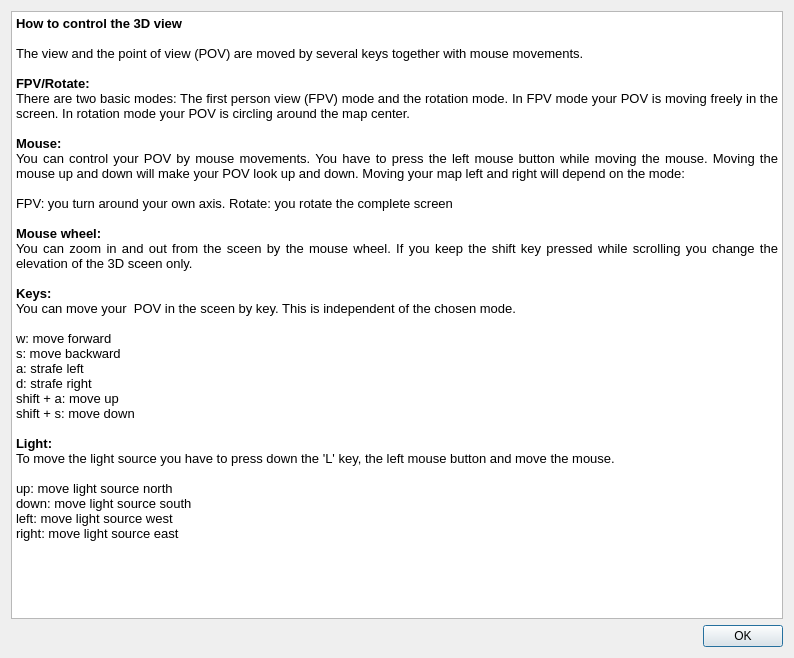
ntruchsess/QLandkarteGT, file src/IDlg3DHelp.ui: the form before one commit.
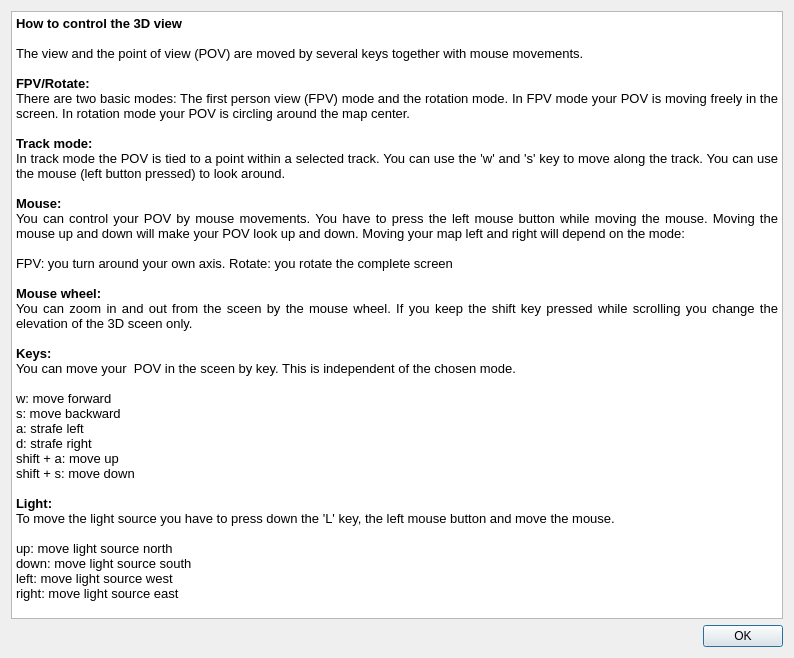
The form after the commit.

Commit message: add annimation to trackmode

```diff
--- a/src/IDlg3DHelp.ui
+++ b/src/IDlg3DHelp.ui
@@ -28,6 +28,9 @@
 &lt;p align=&quot;justify&quot; style=&quot; margin-top:0px; margin-bottom:0px; margin-left:0px; margin-right:0px; -qt-block-indent:0; text-indent:0px;&quot;&gt;&lt;span style=&quot; font-weight:600;&quot;&gt;FPV/Rotate:&lt;/span&gt;&lt;/p&gt;
 &lt;p align=&quot;justify&quot; style=&quot; margin-top:0px; margin-bottom:0px; margin-left:0px; margin-right:0px; -qt-block-indent:0; text-indent:0px;&quot;&gt;There are two basic modes: The first person view (FPV) mode and the rotation mode. In FPV mode your POV is moving freely in the screen. In rotation mode your POV is circling around the map center.&lt;/p&gt;
 &lt;p align=&quot;justify&quot; style=&quot;-qt-paragraph-type:empty; margin-top:0px; margin-bottom:0px; margin-left:0px; margin-right:0px; -qt-block-indent:0; text-indent:0px;&quot;&gt;&lt;/p&gt;
+&lt;p align=&quot;justify&quot; style=&quot; margin-top:0px; margin-bottom:0px; margin-left:0px; margin-right:0px; -qt-block-indent:0; text-indent:0px;&quot;&gt;&lt;span style=&quot; font-weight:600;&quot;&gt;Track mode:&lt;/span&gt;&lt;/p&gt;
+&lt;p align=&quot;justify&quot; style=&quot; margin-top:0px; margin-bottom:0px; margin-left:0px; margin-right:0px; -qt-block-indent:0; text-indent:0px;&quot;&gt;In track mode the POV is tied to a point within a selected track. You can use the 'w' and 's' key to move along the track. You can use the mouse (left button pressed) to look around.&lt;/p&gt;
+&lt;p align=&quot;justify&quot; style=&quot;-qt-paragraph-type:empty; margin-top:0px; margin-bottom:0px; margin-left:0px; margin-right:0px; -qt-block-indent:0; text-indent:0px;&quot;&gt;&lt;/p&gt;
 &lt;p align=&quot;justify&quot; style=&quot; margin-top:0px; margin-bottom:0px; margin-left:0px; margin-right:0px; -qt-block-indent:0; text-indent:0px;&quot;&gt;&lt;span style=&quot; font-weight:600;&quot;&gt;Mouse:&lt;/span&gt;&lt;/p&gt;
 &lt;p align=&quot;justify&quot; style=&quot; margin-top:0px; margin-bottom:0px; margin-left:0px; margin-right:0px; -qt-block-indent:0; text-indent:0px;&quot;&gt;You can control your POV by mouse movements. You have to press the left mouse button while moving the mouse. Moving the mouse up and down will make your POV look up and down. Moving your map left and right will depend on the mode:&lt;/p&gt;
 &lt;p align=&quot;justify&quot; style=&quot;-qt-paragraph-type:empty; margin-top:0px; margin-bottom:0px; margin-left:0px; margin-right:0px; -qt-block-indent:0; text-indent:0px;&quot;&gt;&lt;/p&gt;
```
The commit also changes 2 other files.
